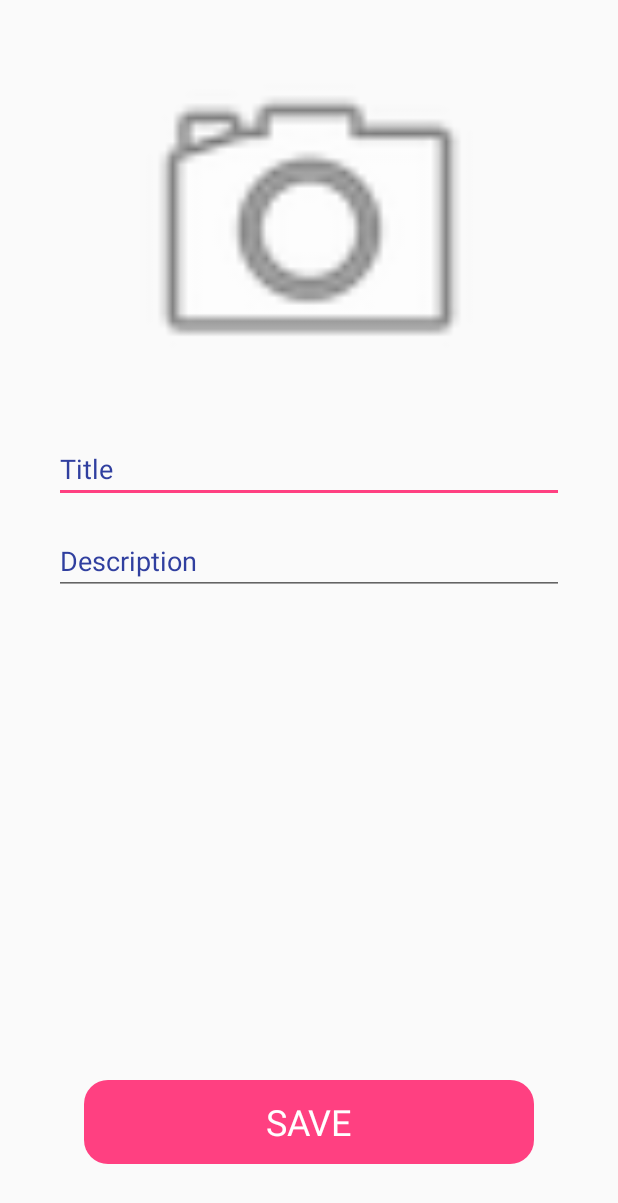
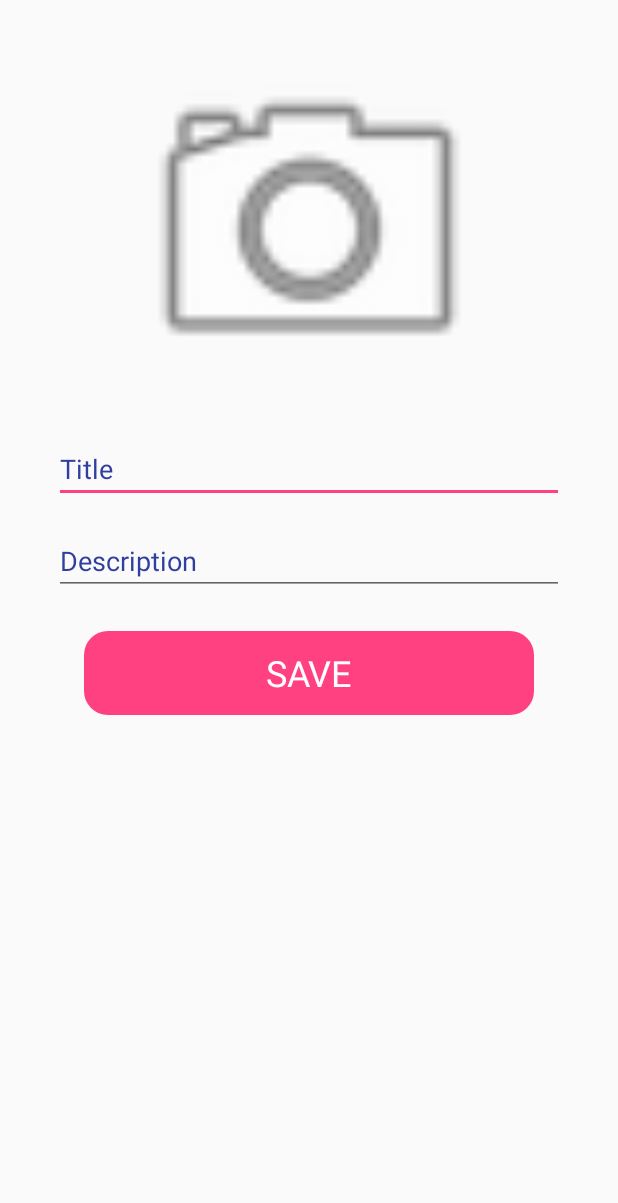
Before and after one commit to swat-cat/classes, an Android app: the layout fragment_shopping_item.xml on its own in the app's theme, with its tools: preview values and no code run, on a phone screen of 412 x 824 dp. Shown: the top 1203 px of the screen. Run offline under Robolectric (Android 15) with nearby library versions, the phone set to English and light mode, and no system bars.

Commit message:
add scroll view to update item detils

```diff
--- a/app/src/main/res/layout/fragment_shopping_item.xml
+++ b/app/src/main/res/layout/fragment_shopping_item.xml
@@ -5,6 +5,15 @@
     android:id="@+id/root"
     android:layout_width="match_parent"
     android:layout_height="match_parent">
+
+    <ScrollView
+        android:layout_width="match_parent"
+        android:layout_height="match_parent">
+
+        <android.support.constraint.ConstraintLayout
+            android:layout_width="match_parent"
+            android:layout_height="wrap_content">
+
 
             <ImageView
                 android:layout_width="250dp"
@@ -64,7 +73,9 @@
                 android:layout_marginEnd="56dp"
                 android:layout_marginStart="56dp"
                 android:layout_marginBottom="48dp"
+                android:layout_marginTop="24dp"
                 android:background="@drawable/confirm_btn"
+                app:layout_constraintTop_toBottomOf="@id/subtitle"
                 app:layout_constraintEnd_toEndOf="parent"
                 app:layout_constraintStart_toStartOf="parent"
                 app:layout_constraintBottom_toBottomOf="parent">
@@ -182,3 +193,6 @@
             </FrameLayout>
 
         </android.support.constraint.ConstraintLayout>
+    </ScrollView>
+
+</android.support.constraint.ConstraintLayout>
```
Lines whose indentation alone changed are shown as unchanged.
